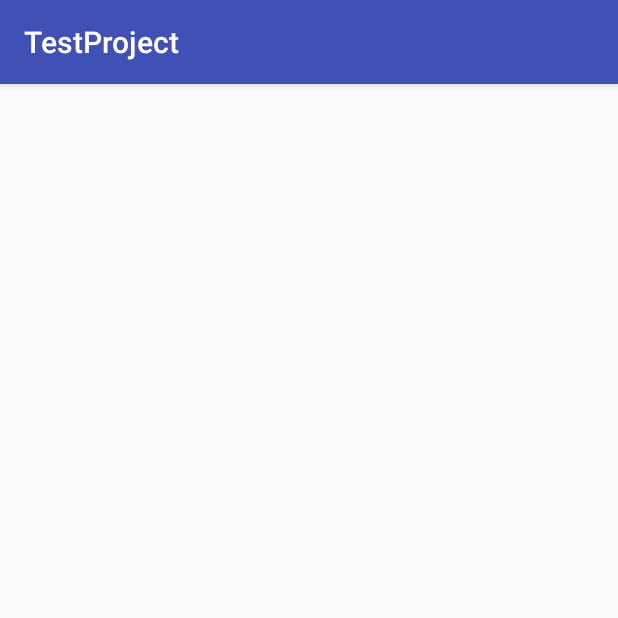
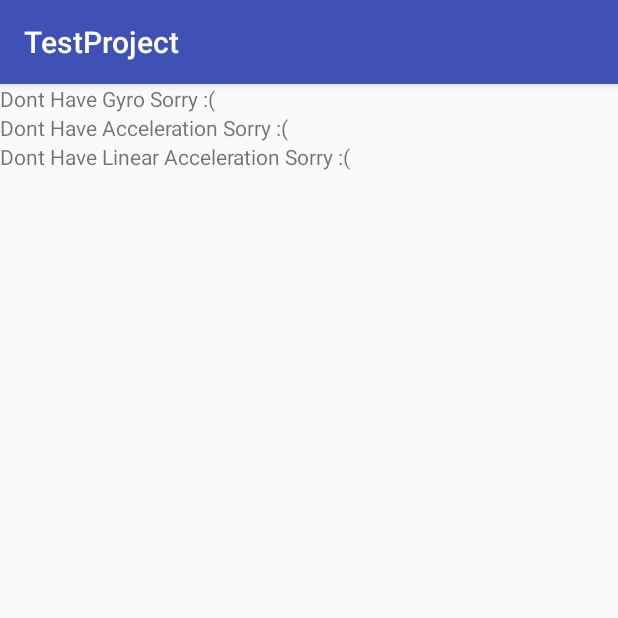
Before and after one commit to orhuncng/Bebop-Ui-Test, an Android app: the SensorActivity screen opened directly, with no data from a screen before it, on a phone screen of 412 x 824 dp, the top half of it. Run offline under Robolectric (Android 15) with nearby library versions, the phone set to English and light mode, and no system bars.

Commit message:
Gyro, LinearAccl and Accleration sensors are read

```diff
--- a/app/src/main/java/com/example/trio/testproject/SensorActivity.java
+++ b/app/src/main/java/com/example/trio/testproject/SensorActivity.java
@@ -18,41 +18,133 @@ import java.util.List;
 public class SensorActivity extends AppCompatActivity implements SensorEventListener {
 
     private SensorManager mSensorManager;
+
+    // Sensors to used
     private Sensor mGyro;
+    private Sensor mAccl;
+    private Sensor mLinearAccl;
 
     LinearLayout sensorLayout;
+
+    // Gyro Text Views
     TextView gyroXTextView;
     TextView gyroYTextView;
     TextView gyroZTextView;
+
+    // Acceleration Text Views
+    TextView acclXTextView;
+    TextView acclYTextView;
+    TextView acclZTextView;
+
+    // Linear Acceleration Views
+    TextView linearAcclXTextView;
+    TextView linearAcclYTextView;
+    TextView linearAcclZTextView;
+
+    // Seperator Text
+    TextView seperateGroups;
 
     @Override
     protected void onCreate(Bundle savedInstanceState) {
         super.onCreate(savedInstanceState);
         setContentView(R.layout.activity_sensor);
 
-        mSensorManager = (SensorManager) getSystemService(Context.SENSOR_SERVICE);
-        mGyro = mSensorManager.getDefaultSensor(Sensor.TYPE_GYROSCOPE);
-
+        // Set sensorLayout to related layout
         sensorLayout = (LinearLayout) findViewById(R.id.sensorLayout);
 
+        // Set Sensor Manager
+        mSensorManager = (SensorManager) getSystemService(Context.SENSOR_SERVICE);
+
+        // Get Gyro Sensor from device
+        mGyro = mSensorManager.getDefaultSensor(Sensor.TYPE_GYROSCOPE);
         //Adding Gyro Text Views
-        addGyroViews();
+        addGyroViews(mGyro != null);
 
+        // Get Acceleration Sensor from device
+        mAccl = mSensorManager.getDefaultSensor(Sensor.TYPE_ACCELEROMETER);
+        //Adding Acceleration Text Views
+        addAcclViews(mAccl != null);
 
-        Log.e("Gyro: ", mGyro.getName());
+        // Get Linear Acceleration Sensor from device
+        mLinearAccl = mSensorManager.getDefaultSensor(Sensor.TYPE_LINEAR_ACCELERATION);
+        //Adding Linear Acceleration Text Views
+        addLinearAcclViews(mLinearAccl != null);
+
         //listSensorData();
     }
 
-    private void addGyroViews() {
+    private void addLinearAcclViews(boolean hasLinAcc) {
+        if (hasLinAcc) {
+            linearAcclXTextView = new TextView(this);
+            linearAcclYTextView = new TextView(this);
+            linearAcclZTextView = new TextView(this);
+            sensorLayout.addView(linearAcclXTextView);
+            sensorLayout.addView(linearAcclYTextView);
+            sensorLayout.addView(linearAcclZTextView);
+
+            seperateGroups = new TextView(this);
+            seperateGroups.setText("xxxxxxxxxxxxxxxxxxxxxxxxxxxxxxxxxxxxx");
+            sensorLayout.addView(seperateGroups);
+
+            Log.e("LinearAccl", "Added");
+        } else {
+            TextView noLinAccl = new TextView(this);
+            noLinAccl.setText("Dont Have Linear Acceleration Sorry :(");
+            sensorLayout.addView(noLinAccl);
+            Log.e("LinearAccl", "Cant added");
+
+        }
+
+    }
+
+    private void addAcclViews(boolean hasAccl) {
+        if (hasAccl) {
+            acclXTextView = new TextView(this);
+            acclYTextView = new TextView(this);
+            acclZTextView = new TextView(this);
+            sensorLayout.addView(acclXTextView);
+            sensorLayout.addView(acclYTextView);
+            sensorLayout.addView(acclZTextView);
+
+            seperateGroups = new TextView(this);
+            seperateGroups.setText("xxxxxxxxxxxxxxxxxxxxxxxxxxxxxxxxxxxxx");
+            sensorLayout.addView(seperateGroups);
+
+            Log.e("Accl", "Added");
+
+        } else {
+            TextView noAccleration = new TextView(this);
+            noAccleration.setText("Dont Have Acceleration Sorry :(");
+            sensorLayout.addView(noAccleration);
+
+            Log.e("Accl", "Cant added");
+        }
+    }
+
+    private void addGyroViews(Boolean hasGyro) {
+        if (hasGyro) {
             gyroXTextView = new TextView(this);
             gyroYTextView = new TextView(this);
             gyroZTextView = new TextView(this);
             sensorLayout.addView(gyroXTextView);
             sensorLayout.addView(gyroYTextView);
             sensorLayout.addView(gyroZTextView);
+
+            seperateGroups = new TextView(this);
+            seperateGroups.setText("xxxxxxxxxxxxxxxxxxxxxxxxxxxxxxxxxxxxx");
+            sensorLayout.addView(seperateGroups);
+
+            Log.e("Gyro", "Added");
+        } else {
+            TextView noGyro = new TextView(this);
+            noGyro.setText("Dont Have Gyro Sorry :(");
+            sensorLayout.addView(noGyro);
+
+            Log.e("Gyro", "Cant added");
+        }
     }
 
-    private List<Sensor> getSensorList(){
+    private List<Sensor> getSensorList() {
 
         mSensorManager = (SensorManager) getSystemService(Context.SENSOR_SERVICE);
 
@@ -64,7 +156,7 @@ public class SensorActivity extends AppCompatActivity implements SensorEventList
         return deviceSensors;
     }
 
-    private void listSensorData(){
+    private void listSensorData() {
         List<Sensor> deviceSensors = getSensorList();
 
         final int N = deviceSensors.size(); // total number of textviews to add
@@ -87,10 +179,8 @@ public class SensorActivity extends AppCompatActivity implements SensorEventList
     @Override
     public void onSensorChanged(SensorEvent event) {
 
-        // The light sensor returns a single value.
-        // Many sensors return 3 values, one for each axis.
-        if (event.sensor.getType() == Sensor.TYPE_GYROSCOPE)
-        {
+        // Gyro sensor to detect turn movements
+        if (event.sensor.getType() == Sensor.TYPE_GYROSCOPE) {
             String gyroDataX = "GyroX:" + Float.toString((float) (event.values[0] * 57.2957795));
             String gyroDataY = "GyroY:" + Float.toString((float) (event.values[1] * 57.2957795));
             String gyroDataZ = "GyroZ:" + Float.toString((float) (event.values[2] * 57.2957795));
@@ -100,6 +190,28 @@ public class SensorActivity extends AppCompatActivity implements SensorEventList
             gyroZTextView.setText(gyroDataZ);
         }
 
+
+        // Acceleration sensor for detect head movements along x-y-z
+        if (event.sensor.getType() == Sensor.TYPE_ACCELEROMETER) {
+            String acclX = "AcclX:" + Float.toString(event.values[0]);
+            String acclY = "AcclY:" + Float.toString(event.values[1]);
+            String acclZ = "AcclZ:" + Float.toString(event.values[2]);
+
+            acclXTextView.setText(acclX);
+            acclYTextView.setText(acclY);
+            acclZTextView.setText(acclZ);
+        }
+
+        // Acceleration sensor for detect head movements along x-y-z
+        if (event.sensor.getType() == Sensor.TYPE_LINEAR_ACCELERATION) {
+            String linAcclX = "LinAcclX:" + Float.toString(event.values[0]);
+            String linAcclY = "LinAcclY:" + Float.toString(event.values[1]);
+            String linAcclZ = "LinAcclZ:" + Float.toString(event.values[2]);
+
+            linearAcclXTextView.setText(linAcclX);
+            linearAcclYTextView.setText(linAcclY);
+            linearAcclZTextView.setText(linAcclZ);
+        }
 
 
     }
@@ -112,8 +224,10 @@ public class SensorActivity extends AppCompatActivity implements SensorEventList
     @Override
     protected void onResume() {
         super.onResume();
-        Log.e("OnResume" ,"Resume Etti");
+        Log.e("OnResume", "Resume Etti");
         mSensorManager.registerListener(this, mGyro, SensorManager.SENSOR_DELAY_NORMAL);
+        mSensorManager.registerListener(this, mAccl, SensorManager.SENSOR_DELAY_NORMAL);
+        mSensorManager.registerListener(this, mLinearAccl, SensorManager.SENSOR_DELAY_NORMAL);
     }
 
     @Override
```
Lines whose indentation alone changed are shown as unchanged.
